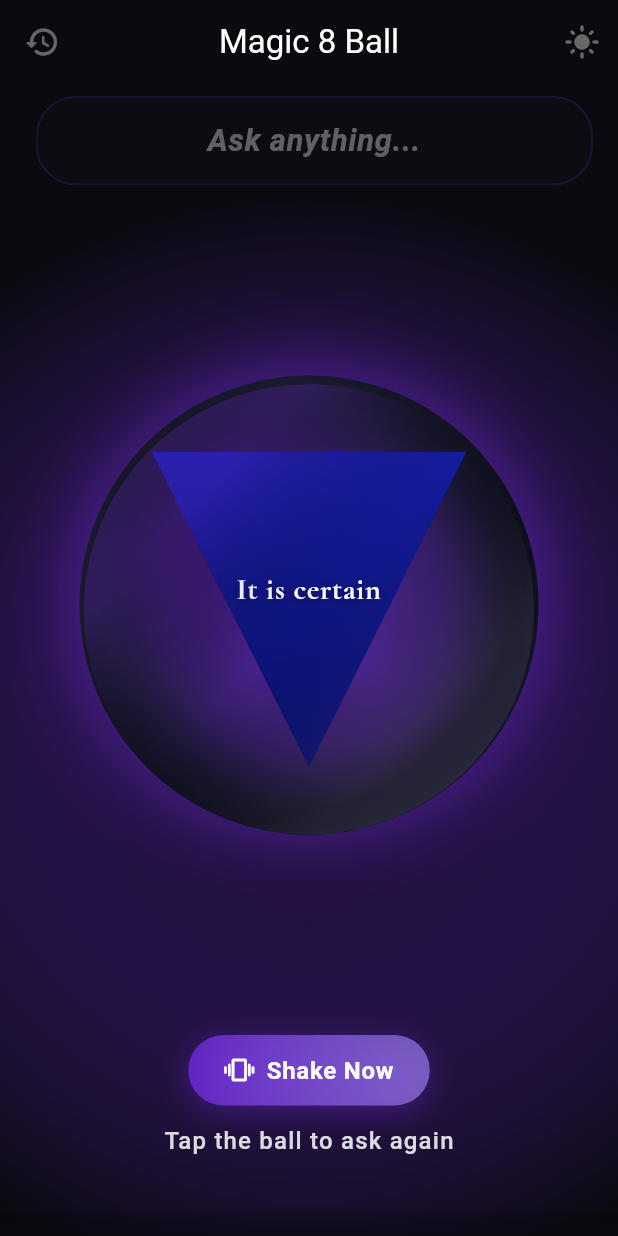
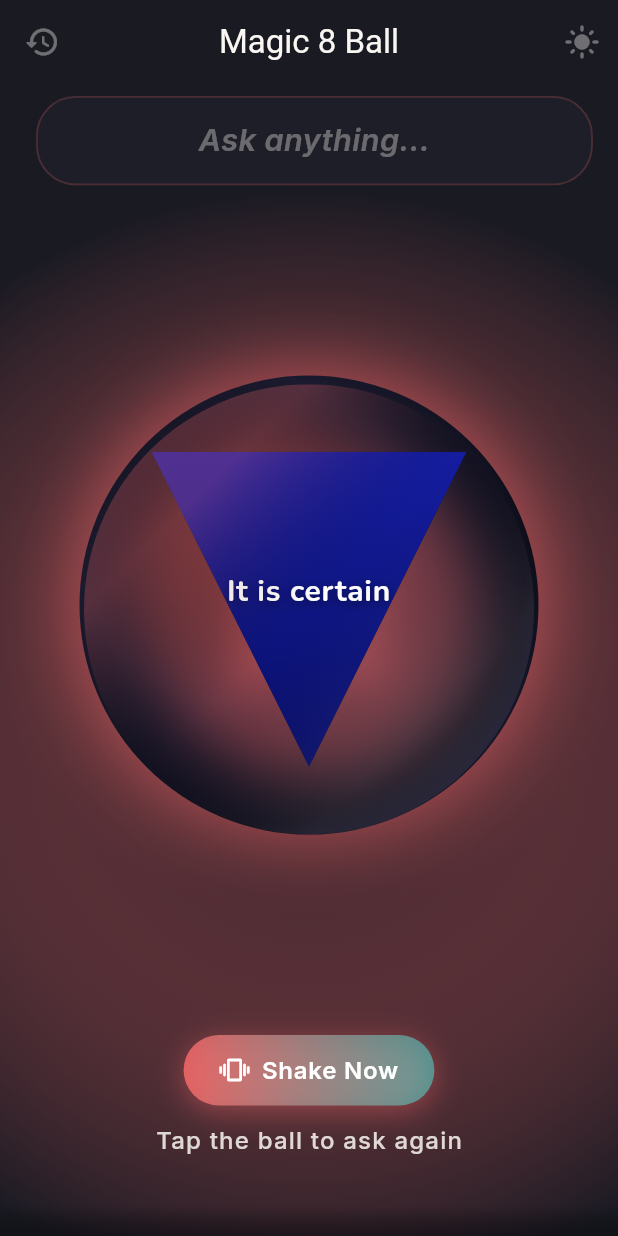
Before and after one commit to renerodr/magic-8-ball, a Flutter app: the screen it shows after launch, after a tap on an icon or button, on a phone screen of 412 x 824 dp. Run offline on Flutter 3.47's test engine with Material 3 defaults, Android fonts, the phone set to English and light mode, and no system bars; drawn by our look-alikes of flutter_animate; our stand-ins replace audioplayers, google_fonts, sensors_plus, shared_preferences; network calls fail; Roboto replaces fonts that are missing (Georgia).

Commit message:
feat: cosmic bubblegum color palette and typography

```diff
--- a/lib/constants/app_theme.dart
+++ b/lib/constants/app_theme.dart
@@ -1,34 +1,68 @@
 import 'package:flutter/material.dart';
 import 'package:google_fonts/google_fonts.dart';
 
+const Color _coral = Color(0xFFFF6B6B);
+const Color _teal = Color(0xFF4ECDC4);
+const Color _butterYellow = Color(0xFFFFE66D);
+const Color _softLavender = Color(0xFFC9B1FF);
+
+const Color _lightBg = Color(0xFFFAF7F2);
+const Color _darkBg = Color(0xFF1A1A23);
+const Color _darkSurface = Color(0xFF252530);
+
+const Color _lightTextPrimary = Color(0xFF1A1A23);
+const Color _lightTextSecondary = Color(0xFF6B6B7B);
+const Color _darkTextPrimary = Color(0xFFFAF7F2);
+const Color _darkTextSecondary = Color(0xFF8A8A9A);
+
 final ThemeData darkTheme = ThemeData(
   brightness: Brightness.dark,
-  scaffoldBackgroundColor: const Color(0xFF0A0A0F),
+  scaffoldBackgroundColor: _darkBg,
   colorScheme: const ColorScheme.dark(
-    primary: Color(0xFF6D28D9),
-    secondary: Color(0xFFA78BFA),
-    surface: Color(0xFF12111A),
+    primary: _coral,
+    secondary: _teal,
+    surface: _darkSurface,
+    onSurface: _darkTextPrimary,
+    onSurfaceVariant: _darkTextSecondary,
   ),
-  textTheme: _expressivetextTheme,
+  textTheme: _buildTextTheme(isDark: true),
 );
 
 final ThemeData lightTheme = ThemeData(
   brightness: Brightness.light,
-  scaffoldBackgroundColor: const Color(0xFFF5F0FF),
+  scaffoldBackgroundColor: _lightBg,
   colorScheme: const ColorScheme.light(
-    primary: Color(0xFF7C3AED),
-    secondary: Color(0xFFA855F7),
+    primary: _coral,
+    secondary: _teal,
     surface: Colors.white,
+    onSurface: _lightTextPrimary,
+    onSurfaceVariant: _lightTextSecondary,
   ),
-  textTheme: _expressivetextTheme,
+  textTheme: _buildTextTheme(isDark: false),
 );
 
-TextTheme get _expressivetextTheme => TextTheme(
-      displayLarge: GoogleFonts.cormorantGaramond(
-        fontSize: 32,
-        fontWeight: FontWeight.w700,
-        color: Colors.white,
-        letterSpacing: 1.0,
-        height: 1.3,
-      ),
-    );
+TextTheme _buildTextTheme({required bool isDark}) {
+  final primaryColor = isDark ? _darkTextPrimary : _lightTextPrimary;
+  final secondaryColor = isDark ? _darkTextSecondary : _lightTextSecondary;
+
+  return TextTheme(
+    displayLarge: GoogleFonts.nunito(
+      fontSize: 28,
+      fontWeight: FontWeight.w700,
+      color: primaryColor,
+      letterSpacing: 0.5,
+    ),
+    bodyLarge: GoogleFonts.inter(
+      fontSize: 18,
+      fontWeight: FontWeight.w500,
+      color: primaryColor,
+      letterSpacing: 0.3,
+    ),
+    bodyMedium: GoogleFonts.inter(
+      fontSize: 14,
+      fontWeight: FontWeight.w400,
+      color: secondaryColor,
+      letterSpacing: 0.3,
+    ),
+  );
+}
```
